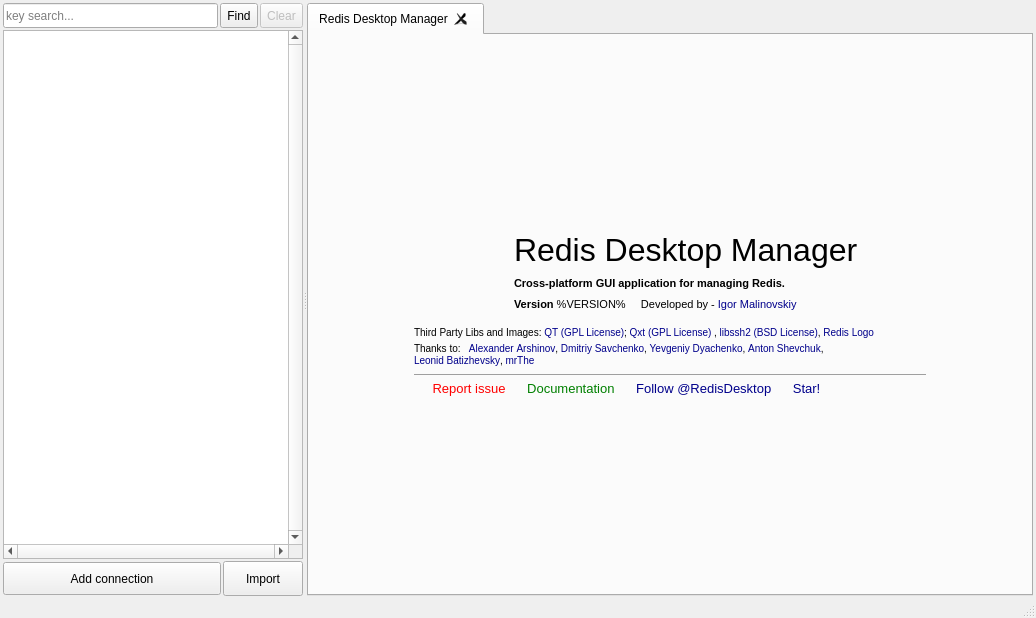
This is redis-desktop-manager/forms/demo.ui in RedisInsight/RedisDesktopManager as Qt 5 draws it before an edit. The edited form follows.
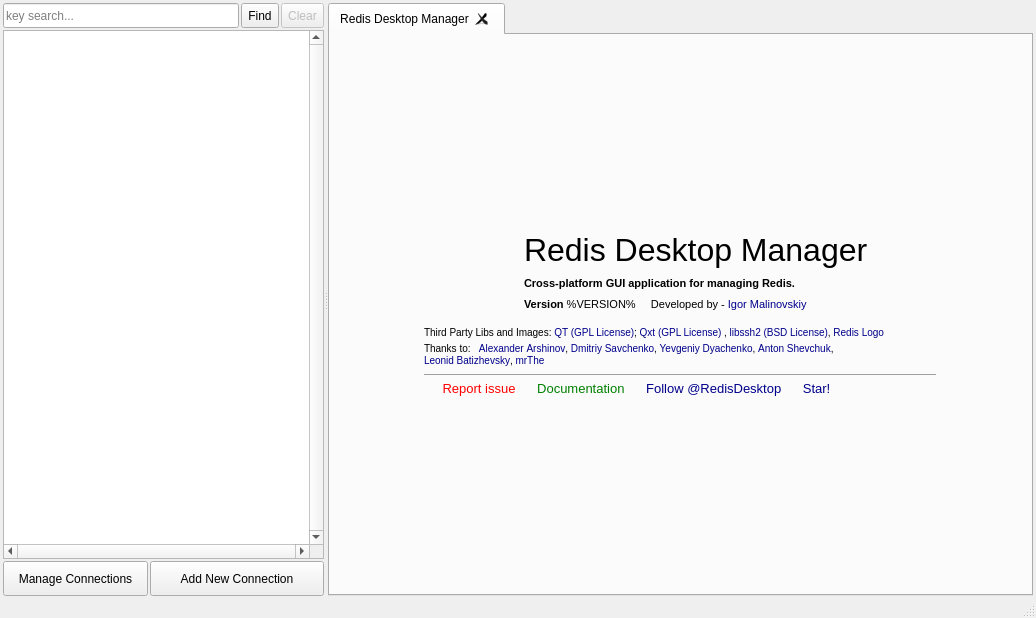
This is the edited form. Icons and pictures are not drawn. Custom widgets are drawn as their Qt base class.

Commit message: Improved main form

Diff of the .ui file:
```diff
--- a/redis-desktop-manager/forms/demo.ui
+++ b/redis-desktop-manager/forms/demo.ui
@@ -290,8 +290,49 @@
         </item>
         <item>
          <layout class="QHBoxLayout" name="horizontalLayout">
+          <property name="spacing">
+           <number>2</number>
+          </property>
           <item>
-           <widget class="QPushButton" name="pbAddServer">
+           <widget class="QToolButton" name="pbImportConnections">
+            <property name="minimumSize">
+             <size>
+              <width>145</width>
+              <height>35</height>
+             </size>
+            </property>
+            <property name="maximumSize">
+             <size>
+              <width>145</width>
+              <height>35</height>
+             </size>
+            </property>
+            <property name="baseSize">
+             <size>
+              <width>145</width>
+              <height>35</height>
+             </size>
+            </property>
+            <property name="text">
+             <string>Manage Connections</string>
+            </property>
+            <property name="icon">
+             <iconset resource="../Resources/demo.qrc">
+              <normaloff>:/images/menu.png</normaloff>:/images/menu.png</iconset>
+            </property>
+            <property name="popupMode">
+             <enum>QToolButton::InstantPopup</enum>
+            </property>
+            <property name="toolButtonStyle">
+             <enum>Qt::ToolButtonTextBesideIcon</enum>
+            </property>
+            <property name="autoRaise">
+             <bool>false</bool>
+            </property>
+           </widget>
+          </item>
+          <item>
+           <widget class="QToolButton" name="pbAddServer">
             <property name="sizePolicy">
              <sizepolicy hsizetype="Preferred" vsizetype="Fixed">
               <horstretch>0</horstretch>
@@ -300,8 +341,8 @@
             </property>
             <property name="minimumSize">
              <size>
-              <width>0</width>
-              <height>33</height>
+              <width>135</width>
+              <height>35</height>
              </size>
             </property>
             <property name="maximumSize">
@@ -310,44 +351,29 @@
               <height>16777215</height>
              </size>
             </property>
+            <property name="baseSize">
+             <size>
+              <width>135</width>
+              <height>35</height>
+             </size>
+            </property>
+            <property name="layoutDirection">
+             <enum>Qt::LeftToRight</enum>
+            </property>
+            <property name="styleSheet">
+             <string notr="true">padding-left: 50px;
+
+</string>
+            </property>
             <property name="text">
-             <string>Add connection</string>
+             <string>Add New Connection</string>
             </property>
             <property name="icon">
              <iconset resource="../Resources/demo.qrc">
               <normaloff>:/images/add.png</normaloff>:/images/add.png</iconset>
             </property>
-           </widget>
-          </item>
-          <item>
-           <widget class="QToolButton" name="pbImportConnections">
-            <property name="minimumSize">
-             <size>
-              <width>0</width>
-              <height>35</height>
-             </size>
-            </property>
-            <property name="maximumSize">
-             <size>
-              <width>80</width>
-              <height>16777215</height>
-             </size>
-            </property>
-            <property name="text">
-             <string>Import</string>
-            </property>
-            <property name="icon">
-             <iconset resource="../Resources/demo.qrc">
-              <normaloff>:/images/menu.png</normaloff>:/images/menu.png</iconset>
-            </property>
-            <property name="popupMode">
-             <enum>QToolButton::InstantPopup</enum>
-            </property>
             <property name="toolButtonStyle">
-             <enum>Qt::ToolButtonIconOnly</enum>
-            </property>
-            <property name="autoRaise">
-             <bool>false</bool>
+             <enum>Qt::ToolButtonTextBesideIcon</enum>
             </property>
            </widget>
           </item>
```
